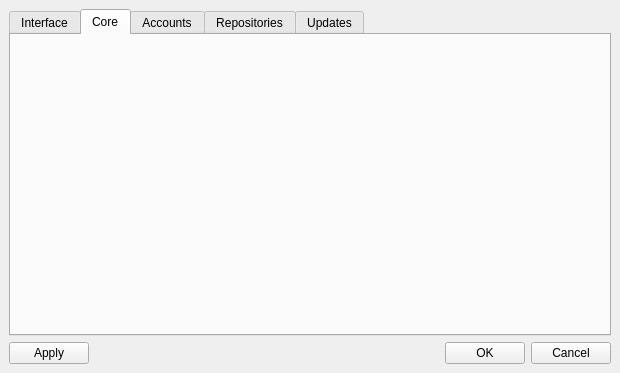
Qt form mpkg/manager/preferencesbox.ui (BackupTheBerlios/mops) before a commit.
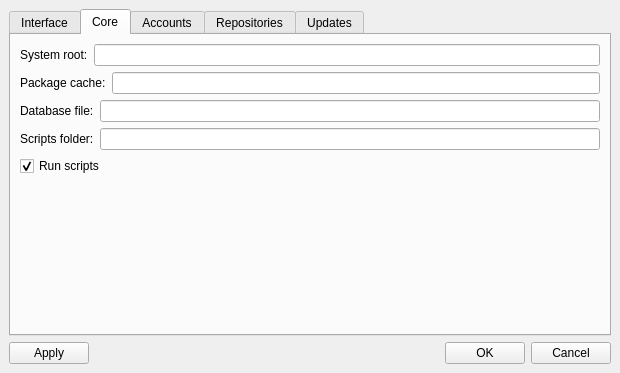
The same form after that commit. The open tabs and pages were chosen to show the change.

Diff of the .ui file:
```diff
--- a/mpkg/manager/preferencesbox.ui
+++ b/mpkg/manager/preferencesbox.ui
@@ -33,6 +33,127 @@
       <attribute name="title" >
        <string>Core</string>
       </attribute>
+      <layout class="QVBoxLayout" >
+       <property name="margin" >
+        <number>9</number>
+       </property>
+       <property name="spacing" >
+        <number>6</number>
+       </property>
+       <item>
+        <layout class="QVBoxLayout" >
+         <property name="margin" >
+          <number>0</number>
+         </property>
+         <property name="spacing" >
+          <number>6</number>
+         </property>
+         <item>
+          <layout class="QHBoxLayout" >
+           <property name="margin" >
+            <number>0</number>
+           </property>
+           <property name="spacing" >
+            <number>6</number>
+           </property>
+           <item>
+            <widget class="QLabel" name="label" >
+             <property name="text" >
+              <string>System root:</string>
+             </property>
+            </widget>
+           </item>
+           <item>
+            <widget class="QLineEdit" name="lineEdit" />
+           </item>
+          </layout>
+         </item>
+         <item>
+          <layout class="QHBoxLayout" >
+           <property name="margin" >
+            <number>0</number>
+           </property>
+           <property name="spacing" >
+            <number>6</number>
+           </property>
+           <item>
+            <widget class="QLabel" name="label_2" >
+             <property name="text" >
+              <string>Package cache:</string>
+             </property>
+            </widget>
+           </item>
+           <item>
+            <widget class="QLineEdit" name="lineEdit_2" />
+           </item>
+          </layout>
+         </item>
+         <item>
+          <layout class="QHBoxLayout" >
+           <property name="margin" >
+            <number>0</number>
+           </property>
+           <property name="spacing" >
+            <number>6</number>
+           </property>
+           <item>
+            <widget class="QLabel" name="label_3" >
+             <property name="text" >
+              <string>Database file:</string>
+             </property>
+            </widget>
+           </item>
+           <item>
+            <widget class="QLineEdit" name="lineEdit_3" />
+           </item>
+          </layout>
+         </item>
+         <item>
+          <layout class="QHBoxLayout" >
+           <property name="margin" >
+            <number>0</number>
+           </property>
+           <property name="spacing" >
+            <number>6</number>
+           </property>
+           <item>
+            <widget class="QLabel" name="label_4" >
+             <property name="text" >
+              <string>Scripts folder:</string>
+             </property>
+            </widget>
+           </item>
+           <item>
+            <widget class="QLineEdit" name="lineEdit_4" />
+           </item>
+          </layout>
+         </item>
+         <item>
+          <widget class="QCheckBox" name="checkBox" >
+           <property name="text" >
+            <string>Run scripts</string>
+           </property>
+           <property name="checked" >
+            <bool>true</bool>
+           </property>
+          </widget>
+         </item>
+        </layout>
+       </item>
+       <item>
+        <spacer>
+         <property name="orientation" >
+          <enum>Qt::Vertical</enum>
+         </property>
+         <property name="sizeHint" >
+          <size>
+           <width>20</width>
+           <height>40</height>
+          </size>
+         </property>
+        </spacer>
+       </item>
+      </layout>
      </widget>
      <widget class="QWidget" name="tab_5" >
       <attribute name="title" >
```
Left out of the diff: 105 changed lines with no effect on the pictures.
